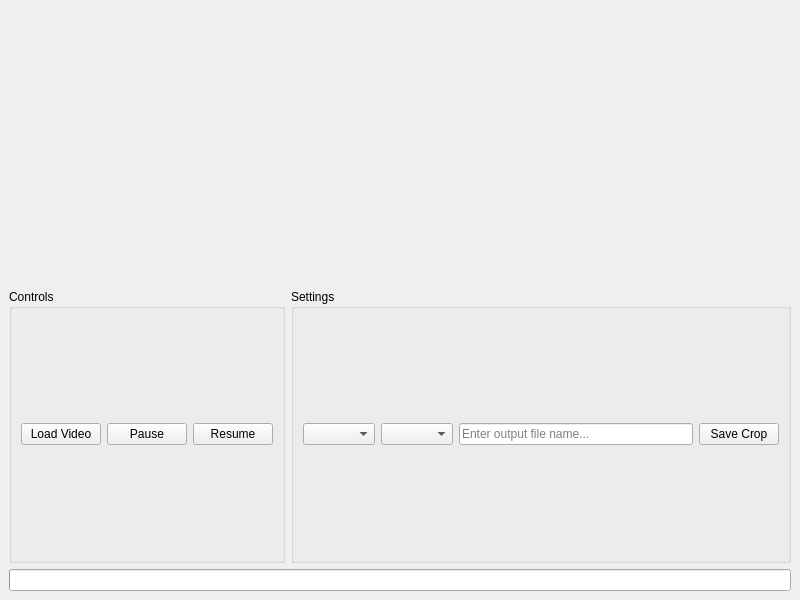
The window that GUI/VideoCorpusTools/form.ui (Daksitha/VideoCorpusTools) describes before a commit, drawn with Qt 5.
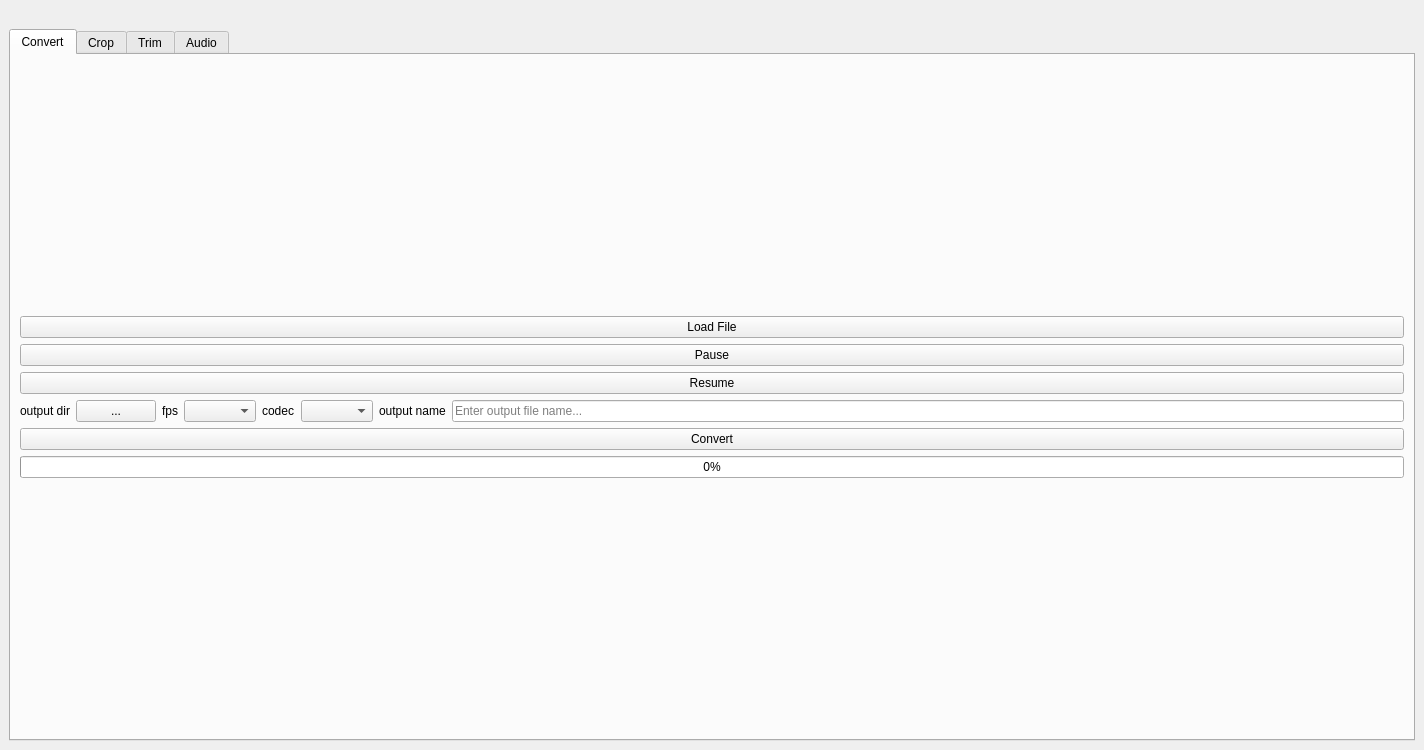
The same window after the commit. Custom widgets are drawn as their Qt base class.

Commit message: add cropping and conversion

The edit to the form file:
```diff
--- a/GUI/VideoCorpusTools/form.ui
+++ b/GUI/VideoCorpusTools/form.ui
@@ -6,8 +6,8 @@
    <rect>
     <x>0</x>
     <y>0</y>
-    <width>800</width>
-    <height>600</height>
+    <width>1424</width>
+    <height>750</height>
    </rect>
   </property>
   <property name="windowTitle">
@@ -16,8 +16,130 @@
   <widget class="QWidget" name="centralwidget">
    <layout class="QVBoxLayout" name="verticalLayout">
     <item>
-     <widget class="ClickableQLabel" name="videoLabel"/>
+     <widget class="ClickableQLabel" name="videoLabel">
+      <property name="autoFillBackground">
+       <bool>true</bool>
+      </property>
+      <property name="text">
+       <string/>
+      </property>
+     </widget>
     </item>
+    <item>
+     <widget class="QTabWidget" name="tabWidget">
+      <property name="currentIndex">
+       <number>0</number>
+      </property>
+      <widget class="QWidget" name="conversionTab">
+       <property name="title" stdset="0">
+        <string>Conversion</string>
+       </property>
+       <attribute name="title">
+        <string>Convert</string>
+       </attribute>
+       <layout class="QVBoxLayout" name="verticalLayoutConversion">
+        <item>
+         <layout class="QVBoxLayout" name="verticalLayout_2">
+          <item>
+           <widget class="QPushButton" name="loadFileButton">
+            <property name="text">
+             <string>Load File</string>
+            </property>
+           </widget>
+          </item>
+          <item>
+           <widget class="QPushButton" name="pauseButton_2">
+            <property name="text">
+             <string>Pause</string>
+            </property>
+           </widget>
+          </item>
+          <item>
+           <widget class="QPushButton" name="resumeButton_2">
+            <property name="text">
+             <string>Resume</string>
+            </property>
+           </widget>
+          </item>
+          <item>
+           <layout class="QHBoxLayout" name="horizontalLayout_3">
+            <item>
+             <widget class="QLabel" name="label_6">
+              <property name="text">
+               <string>output dir</string>
+              </property>
+             </widget>
+            </item>
+            <item>
+             <widget class="QPushButton" name="outdir_2">
+              <property name="text">
+               <string>...</string>
+              </property>
+             </widget>
+            </item>
+            <item>
+             <widget class="QLabel" name="label_7">
+              <property name="text">
+               <string>fps</string>
+              </property>
+             </widget>
+            </item>
+            <item>
+             <widget class="QComboBox" name="fpsBox_2">
+              <property name="editable">
+               <bool>false</bool>
+              </property>
+             </widget>
+            </item>
+            <item>
+             <widget class="QLabel" name="label_8">
+              <property name="text">
+               <string>codec</string>
+              </property>
+             </widget>
+            </item>
+            <item>
+             <widget class="QComboBox" name="outputFormatBox"/>
+            </item>
+            <item>
+             <widget class="QLabel" name="label_5">
+              <property name="text">
+               <string>output name</string>
+              </property>
+             </widget>
+            </item>
+            <item>
+             <widget class="QLineEdit" name="fileName_2">
+              <property name="placeholderText">
+               <string>Enter output file name...</string>
+              </property>
+             </widget>
+            </item>
+           </layout>
+          </item>
+          <item>
+           <widget class="QPushButton" name="convertButton">
+            <property name="text">
+             <string>Convert</string>
+            </property>
+           </widget>
+          </item>
+          <item>
+           <widget class="QProgressBar" name="progressBarConv">
+            <property name="value">
+             <number>0</number>
+            </property>
+           </widget>
+          </item>
+         </layout>
+        </item>
+       </layout>
+      </widget>
+      <widget class="QWidget" name="cropTab">
+       <attribute name="title">
+        <string>Crop</string>
+       </attribute>
+       <layout class="QVBoxLayout" name="cropTabLayout">
     <item>
      <layout class="QHBoxLayout" name="horizontalLayout">
       <item>
@@ -53,7 +175,7 @@
       <item>
        <widget class="QGroupBox" name="groupBox2">
         <property name="title">
-         <string>Settings</string>
+             <string>Croped Video Settings</string>
         </property>
         <layout class="QHBoxLayout" name="horizontalLayout_2">
          <item>
@@ -89,8 +211,21 @@
       </item>
      </layout>
     </item>
-    <item>
-     <widget class="QProgressBar" name="progressBar"/>
+       </layout>
+      </widget>
+      <widget class="QWidget" name="trimTab">
+       <attribute name="title">
+        <string>Trim</string>
+       </attribute>
+       <layout class="QVBoxLayout" name="trimTabLayout"/>
+      </widget>
+      <widget class="QWidget" name="Audio">
+       <attribute name="title">
+        <string>Audio</string>
+       </attribute>
+       <layout class="QVBoxLayout" name="convertTabLayout"/>
+      </widget>
+     </widget>
     </item>
    </layout>
   </widget>
```
Left out of the diff: 37 changed lines with no effect on the pictures. Lines whose indentation alone changed are shown as unchanged. The commit also changes 1 other file.
